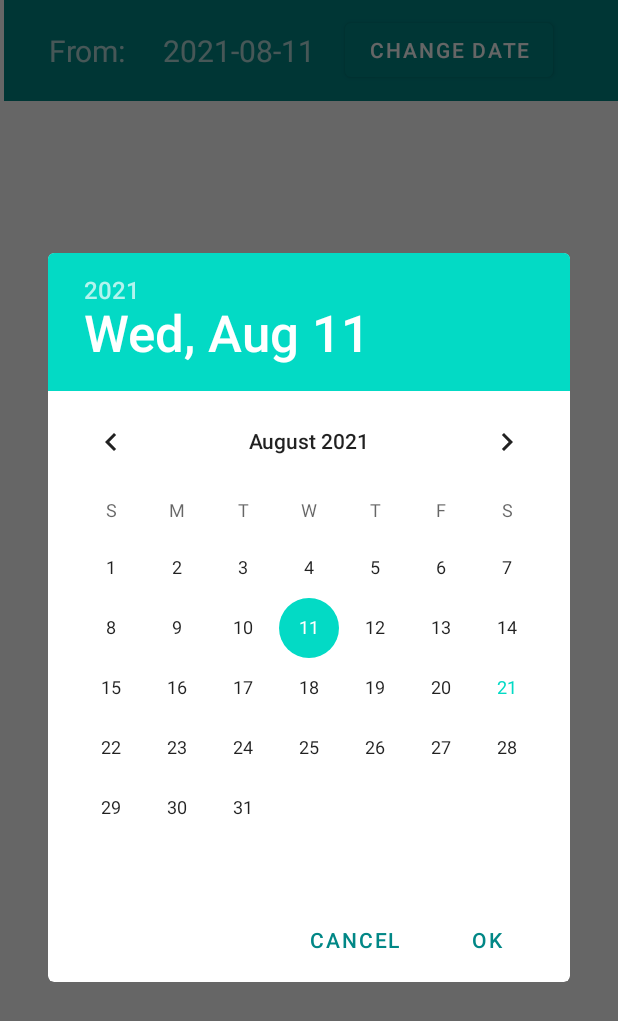
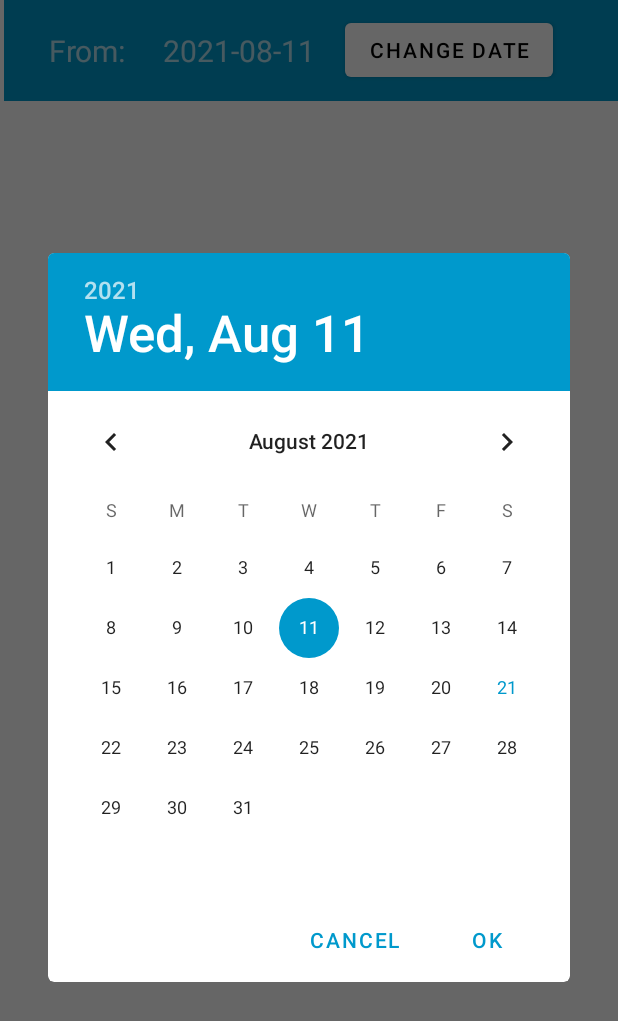
Before and after one commit to tarikyasar/AndroidCase, an Android app: the screen it shows after launch (MainActivity), after a tap on "CHANGE DATE", on a phone screen of 412 x 824 dp. Shown: the top 1021 px of the screen. Run offline under Robolectric (Android 15) with nearby library versions, the phone set to English and light mode, and no system bars.

Commit message:
style changes and screenshots added

```diff
--- a/app/src/main/java/com/example/protelandroidcase/MainActivity.kt
+++ b/app/src/main/java/com/example/protelandroidcase/MainActivity.kt
@@ -1,6 +1,7 @@
 package com.example.protelandroidcase
 
 import android.app.DatePickerDialog
+import android.graphics.Color
 import android.icu.util.Calendar
 import androidx.appcompat.app.AppCompatActivity
 import android.os.Bundle
@@ -36,6 +37,9 @@ class MainActivity : AppCompatActivity() {
 
         val textviewDate = findViewById<TextView>(R.id.textViewDate1)
         val buttonDate = findViewById<Button>(R.id.buttonDate1)
+
+        buttonDate.setBackgroundColor(Color.WHITE)
+        buttonDate.setTextColor(Color.BLACK)
 
         // Bugunden 10 gun once basla
         textviewDate.text = getCalculatedDate(dateFormat = dateformat, days = -10)
--- a/app/src/main/res/layout/activity_main.xml
+++ b/app/src/main/res/layout/activity_main.xml
@@ -11,7 +11,7 @@
         android:id="@+id/toolbar"
         android:layout_width="409dp"
         android:layout_height="wrap_content"
-        android:background="@color/teal_700"
+        android:background="@android:color/holo_blue_dark"
         android:minHeight="?attr/actionBarSize"
         android:theme="?attr/actionBarTheme"
         app:layout_constraintEnd_toEndOf="parent"
--- a/app/src/main/res/values/themes.xml
+++ b/app/src/main/res/values/themes.xml
@@ -2,12 +2,12 @@
     <!-- Base application theme. -->
     <style name="Theme.ProtelAndroidCase" parent="Theme.MaterialComponents.DayNight.DarkActionBar">
         <!-- Primary brand color. -->
-        <item name="colorPrimary">@color/teal_700</item>
-        <item name="colorPrimaryVariant">@color/teal_700</item>
+        <item name="colorPrimary">@android:color/holo_blue_dark</item>
+        <item name="colorPrimaryVariant">@android:color/holo_blue_dark</item>
         <item name="colorOnPrimary">@color/white</item>
         <!-- Secondary brand color. -->
-        <item name="colorSecondary">@color/teal_200</item>
-        <item name="colorSecondaryVariant">@color/teal_700</item>
+        <item name="colorSecondary">@android:color/holo_blue_dark</item>
+        <item name="colorSecondaryVariant">@android:color/holo_blue_dark</item>
         <item name="colorOnSecondary">@color/black</item>
         <!-- Status bar color. -->
         <item name="android:statusBarColor" tools:targetApi="l">?attr/colorPrimaryVariant</item>
```
Also changed, not shown: 4 other files.
